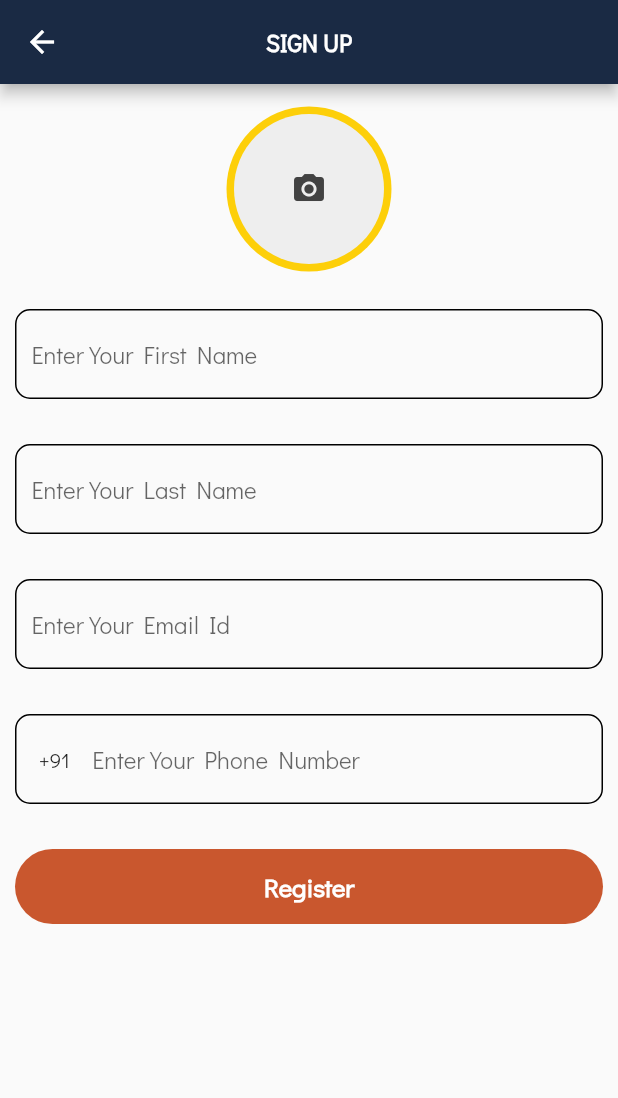
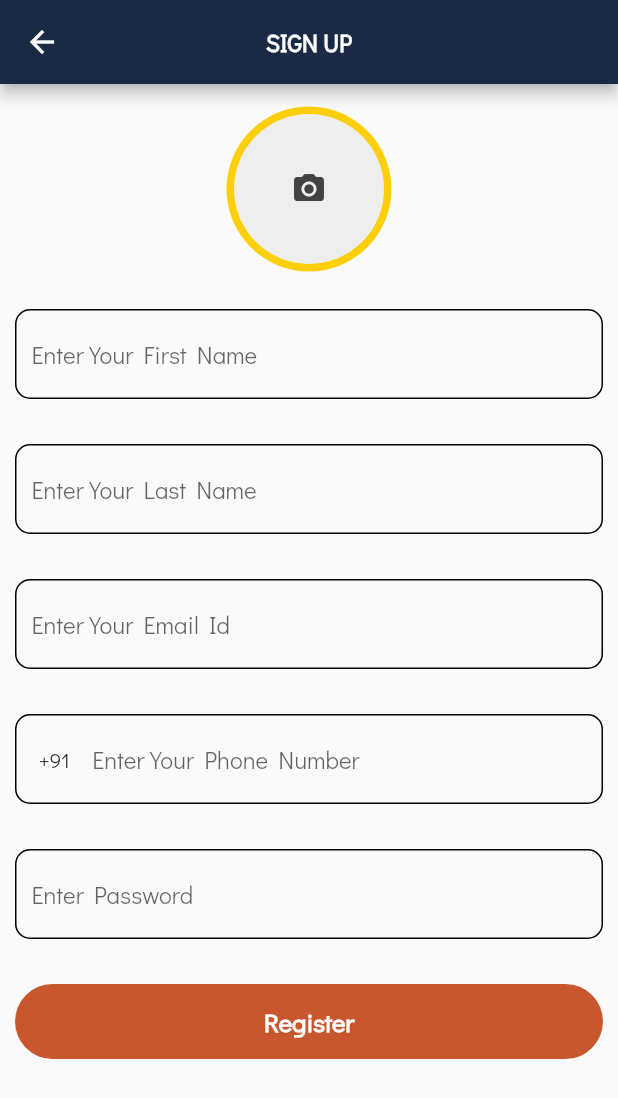
Before and after one commit to Shubham1219/Flutter-Demo, a Flutter app: the SignUpScreen screen opened directly, on a phone screen of 412 x 824 dp. Shown: the top 1098 px of the screen. Run offline on Flutter 3.47's test engine with Material 2 defaults, Android fonts, the phone set to English and light mode, and no system bars; our stand-ins replace cached_network_image, carousel_slider, country_picker, fluttertoast, get_it, image_picker and 3 more; accounts and stored records are empty.

Commit message:
add sign up validation

```diff
--- a/lib/screens/SignUpScreen.dart
+++ b/lib/screens/SignUpScreen.dart
@@ -2,8 +2,10 @@ import 'dart:io';
 
 import 'package:country_picker/country_picker.dart';
 import 'package:flutter/material.dart';
+import 'package:flutter/services.dart';
 import 'package:image_picker/image_picker.dart';
 import 'package:sample_app/utitlities/Widgets.dart';
+import 'package:sample_app/utitlities/common_functions.dart';
 import 'package:sample_app/utitlities/routes_constants.dart';
 import 'package:sample_app/utitlities/utilities.dart';
 
@@ -16,6 +18,17 @@ class SignUpScreen extends StatefulWidget {
 
 class _SignUpScreenState extends State<SignUpScreen> {
   String countryCode = '+91';
+  FocusNode emailFocus = FocusNode();
+  FocusNode phoneFocus = FocusNode();
+  FocusNode lastNameFocus = FocusNode();
+  FocusNode firstNameFocus = FocusNode();
+  FocusNode passwordFocus = FocusNode();
+  TextEditingController emailController = new TextEditingController();
+  TextEditingController phoneController = new TextEditingController();
+  TextEditingController lastNameController = new TextEditingController();
+  TextEditingController firstNameController = new TextEditingController();
+  TextEditingController passwordController = new TextEditingController();
+
   @override
   Widget build(BuildContext context) {
     return Scaffold(
@@ -37,24 +50,28 @@ class _SignUpScreenState extends State<SignUpScreen> {
             SizedBox(
               height: 15,
             ),
-            _nameTextField('Enter Your First Name'),
+            _firstNameTextField('Enter Your First Name'),
             SizedBox(
               height: 10,
             ),
-            _nameTextField('Enter Your Last Name'),
+            _lastNameTextField('Enter Your Last Name'),
             SizedBox(
               height: 10,
             ),
-            _nameTextField('Enter Your Email Id'),
+            _emailTextField('Enter Your Email Id'),
             SizedBox(
               height: 10,
             ),
             _phoneNumberTextField('Enter Your Phone Number'),
             SizedBox(
+              height: 10,
+            ),
+            _passwordTextField('Enter Password'),
+            SizedBox(
               height: 20,
             ),
             button('Register', () {
-              navigateWithNoBackStackScreen(Dashboard_Screen);
+              _createAcc();
             })
           ],
         ),
@@ -97,7 +114,7 @@ class _SignUpScreenState extends State<SignUpScreen> {
     );
   }
 
-  Widget _nameTextField(String hint) {
+  Widget _firstNameTextField(String hint) {
     return Padding(
       padding: EdgeInsets.all(10),
       child: Container(
@@ -111,6 +128,54 @@ class _SignUpScreenState extends State<SignUpScreen> {
           child: Padding(
             padding: EdgeInsets.only(left: 10),
             child: TextField(
+              controller: firstNameController,
+              decoration: InputDecoration.collapsed(
+                hintText: hint,
+              ),
+            ),
+          )),
+    );
+  }
+
+  Widget _lastNameTextField(String hint) {
+    return Padding(
+      padding: EdgeInsets.all(10),
+      child: Container(
+          height: 60,
+          alignment: Alignment.centerLeft,
+          decoration: BoxDecoration(
+              border: Border.all(
+                color: Colors.black,
+              ),
+              borderRadius: BorderRadius.all(Radius.circular(10))),
+          child: Padding(
+            padding: EdgeInsets.only(left: 10),
+            child: TextField(
+              controller: lastNameController,
+              decoration: InputDecoration.collapsed(
+                hintText: hint,
+              ),
+            ),
+          )),
+    );
+  }
+
+  Widget _emailTextField(String hint) {
+    return Padding(
+      padding: EdgeInsets.all(10),
+      child: Container(
+          height: 60,
+          alignment: Alignment.centerLeft,
+          decoration: BoxDecoration(
+              border: Border.all(
+                color: Colors.black,
+              ),
+              borderRadius: BorderRadius.all(Radius.circular(10))),
+          child: Padding(
+            padding: EdgeInsets.only(left: 10),
+            child: TextField(
+              controller: emailController,
+              keyboardType: TextInputType.emailAddress,
               decoration: InputDecoration.collapsed(
                 hintText: hint,
               ),
@@ -167,11 +232,9 @@ class _SignUpScreenState extends State<SignUpScreen> {
                           ),
                           onSelect: (Country country) {
                             setState(() {
-                              countryCode=country.countryCode;
+                              countryCode = country.countryCode;
                             });
-                          }
-
-                      );
+                          });
                     },
                     child: Text(countryCode)),
                 SizedBox(
@@ -179,8 +242,14 @@ class _SignUpScreenState extends State<SignUpScreen> {
                 ),
                 Flexible(
                   child: TextFormField(
+                    controller: phoneController,
+                    keyboardType: TextInputType.number,
+                    inputFormatters: <TextInputFormatter>[
+                      FilteringTextInputFormatter.digitsOnly
+                    ],
                     decoration: InputDecoration.collapsed(
                       hintText: hint,
+                      // Only numbers can be entered
                     ),
                   ),
                 ),
@@ -242,29 +311,68 @@ class _SignUpScreenState extends State<SignUpScreen> {
     });
   }
 
-/* showCountryPicker(
-          context: context,
-          countryListTheme: CountryListThemeData(
-            flagSize: 25,
-            backgroundColor: Colors.white,
-            textStyle: TextStyle(fontSize: 16, color: Colors.blueGrey),
-            //Optional. Sets the border radius for the bottomsheet.
-            borderRadius: BorderRadius.only(
-              topLeft: Radius.circular(20.0),
-              topRight: Radius.circular(20.0),
-            ),
-            //Optional. Styles the search field.
-            inputDecoration: InputDecoration(
-              labelText: 'Search',
-              hintText: 'Start typing to search',
-              prefixIcon: const Icon(Icons.search),
-              border: OutlineInputBorder(
-                borderSide: BorderSide(
-                  color: const Color(0xFF8C98A8).withOpacity(0.2),
-                ),
+  Widget _passwordTextField(String hint) {
+    return Padding(
+      padding: EdgeInsets.all(10),
+      child: Container(
+          height: 60,
+          alignment: Alignment.centerLeft,
+          decoration: BoxDecoration(
+              border: Border.all(
+                color: Colors.black,
+              ),
+              borderRadius: BorderRadius.all(Radius.circular(10))),
+          child: Padding(
+            padding: EdgeInsets.only(left: 10),
+            child: TextField(
+              controller: passwordController,
+              decoration: InputDecoration.collapsed(
+                hintText: hint,
               ),
             ),
-          ),
-          onSelect: (Country country) => print('Select country: ${country.displayName}'),
-        );*/
+          )),
+    );
+  }
+
+  _createAcc() async {
+    removeFocus(context);
+    String email = emailController.text;
+    String phone = phoneController.text;
+    String lastName = lastNameController.text;
+    String firstName = firstNameController.text;
+    String password = passwordController.text;
+
+    if (firstName.isEmpty && firstName.length < 3) {
+      showAlert(context, 'Please enter valid firstName', () {
+        this.firstNameController.clear();
+        FocusScope.of(context).requestFocus(firstNameFocus);
+      });
+      return;
+    } else if (lastName.isEmpty && lastName.length < 3) {
+      showAlert(context, 'Please enter valid lastName', () {
+        this.lastNameController.clear();
+        FocusScope.of(context).requestFocus(lastNameFocus);
+      });
+      return;
+    } else if (!validateEmail(email)) {
+      showAlert(context, 'Please enter valid email', () {
+        this.emailController.clear();
+        FocusScope.of(context).requestFocus(emailFocus);
+      });
+      return;
+    } else if (validatePhoneNo(phone)) {
+      showAlert(context, 'Please enter valid Phone Number', () {
+        this.phoneController.clear();
+        FocusScope.of(context).requestFocus(phoneFocus);
+      });
+      return;
+    } else if (!validatePassword(password)) {
+      showAlert(context, 'Please enter valid password', () {
+        this.passwordController.clear();
+        FocusScope.of(context).requestFocus(passwordFocus);
+      });
+      return;
+    }
+    navigateWithNoBackStackScreen(Dashboard_Screen);
+  }
 }
```
Also changed, not shown: lib/models/request_model/SignUpRequest.dart (added, +9 -0 lines), lib/utitlities/utilities.dart (+84 -0 lines).
